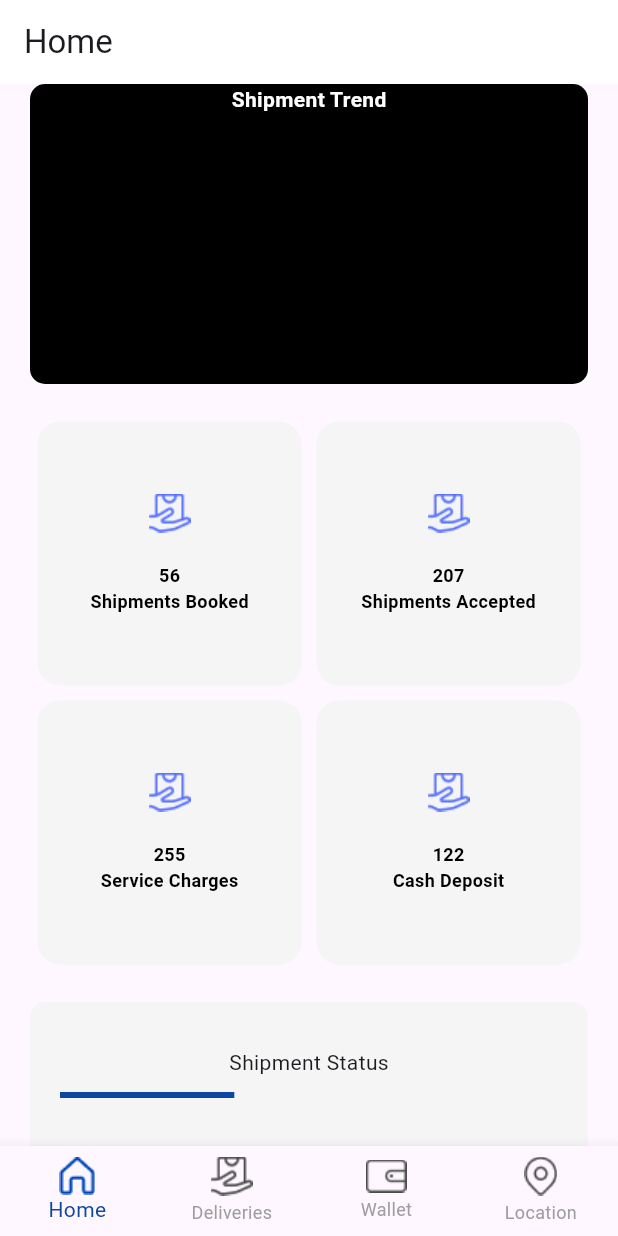
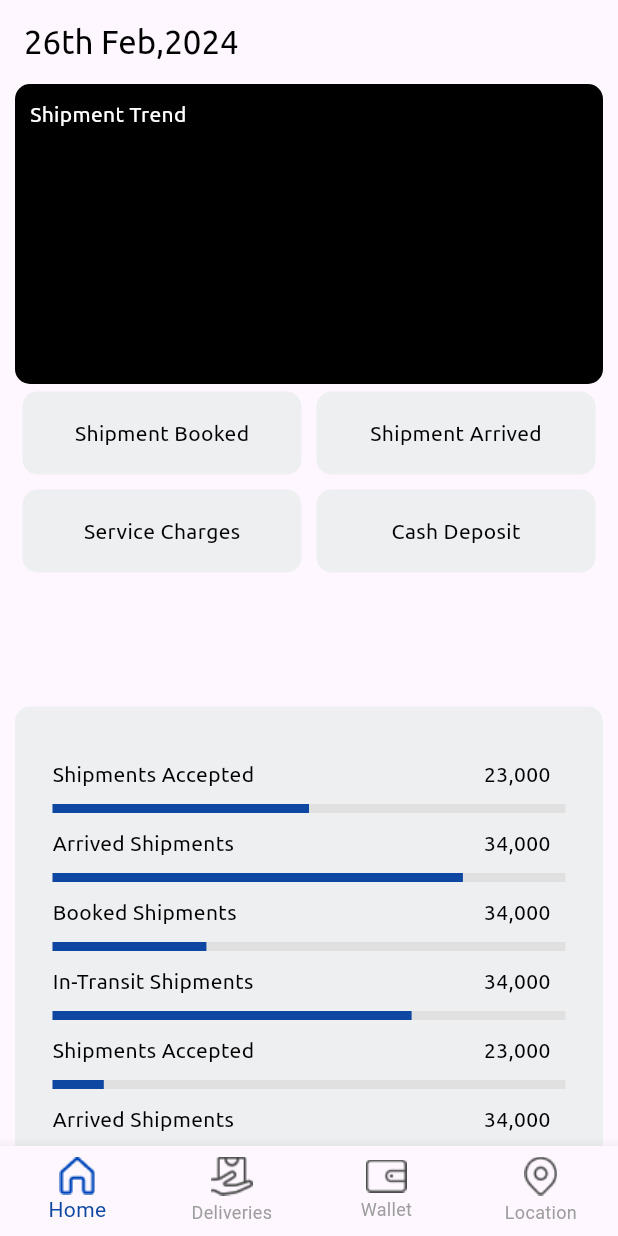
Before and after one commit to muzohaib3/todo-list, a Flutter app: the screen it shows after launch, after a tap on "Login Now", on a phone screen of 412 x 824 dp. Run offline on Flutter 3.47's test engine with Material 3 defaults, Android fonts, the phone set to English and light mode, and no system bars; our stand-ins replace fl_chart.

Commit message:
new work

```diff
--- a/lib/screens/main.dart
+++ b/lib/main.dart
@@ -1,7 +1,6 @@
 import 'dart:async';
 import 'package:flutter/material.dart';
 import 'package:todo/screens/home.dart';
-import 'package:todo/res/values/string/custom_string.dart';
 
 void main() {
   runApp(
--- a/lib/res/values/color/custom_colors.dart
+++ b/lib/res/values/color/custom_colors.dart
@@ -4,5 +4,6 @@ class CustomColors{
 
   static const Color appGrey = Color(0x2a3644);
   static const Color appAmber = Color(0xfbcb33);
+  static const Color appContainerColor = Color(0xFFEEEFF1);
 
 }
--- a/lib/screens/navigation/deliveries.dart
+++ b/lib/screens/navigation/deliveries.dart
@@ -41,7 +41,6 @@ class ListViewLayout extends StatelessWidget {
   Widget build(BuildContext context) {
 
     bool isChecked = false;
-    List<String> listItems = ["Item 1","Item 1","Item 1","Item 1"];
     return Scaffold(
 
       body: Container(
--- a/lib/screens/navigation/home_screen.dart
+++ b/lib/screens/navigation/home_screen.dart
@@ -1,4 +1,6 @@
+import 'package:fl_chart/fl_chart.dart';
 import 'package:flutter/material.dart';
+import 'package:todo/res/values/color/custom_colors.dart';
 import 'package:todo/res/values/string/custom_string.dart';
 
 class HomeScreen extends StatelessWidget {
@@ -8,96 +10,156 @@ class HomeScreen extends StatelessWidget {
   Widget build(BuildContext context) {
     return MaterialApp(
       debugShowCheckedModeBanner: false,
-      home: _HomeScreen(),
+      home: Scaffold(
+        appBar: AppBar(
+          title: Text(
+              "26th Feb,2024",
+            style: TextStyle(
+              color: Colors.black,
+              fontFamily: "Ubuntu"
+            ),
+          ),
+        ),
+        body: LLDashboard(),
+      )
     );
   }
 }
 
-class _HomeScreen extends StatefulWidget {
-  const _HomeScreen({super.key});
+class LLDashboard extends StatelessWidget {
+  const LLDashboard({super.key});
 
   @override
-  State<_HomeScreen> createState() => _HomeScreenState();
-}
+  Widget build(BuildContext context) {
+    List<String> _list = ["Shipment Booked", "Shipment Arrived","Service Charges","Cash Deposit"];
 
-class _HomeScreenState extends State<_HomeScreen> {
-  @override
-  Widget build(BuildContext context) {
     return Scaffold(
-
-      appBar: AppBar(
-          title: Text("Home"),
-          backgroundColor: Colors.white,
-      ),
       body: SingleChildScrollView(
         child: Container(
-          margin: EdgeInsets.symmetric(horizontal: 20),
+          margin: EdgeInsets.only(left: 10, right: 10),
+
+          child: Center(
             child: Column(
-
+              crossAxisAlignment: CrossAxisAlignment.start,
               children: [
 
+                /** Shipment Trend Graphs **/
+
                 Container(
+                  width: double.maxFinite,
+                  height: 200,
+                  decoration: BoxDecoration(
+                      borderRadius: BorderRadius.circular(10),
+                      color: Colors.black
+                  ),
+                  child: Column(
+                    children: [
+                      Container(
+                        child: Text(
+                          "Shipment Trend",
+                          style: TextStyle(
+                              color: Colors.white,
+                              fontFamily: "Ubuntu"
+                          ),
+                        ),
+                        width: double.maxFinite,
+                        alignment: AlignmentDirectional.topStart,
+                        margin: EdgeInsets.only(left: 10, top: 10),
+                      ),
+                    ],
+                  ),
+                ),
 
+                /** Dashboard Tabs **/
+
+                Container(
                   height: 200,
+                  child: GridView.count(
+                    crossAxisCount: 2,
+                    childAspectRatio: 3,
+                    children: List.generate(_list.length, (index) {
+                      return Container(
+                        margin: EdgeInsets.all(5),
+                        decoration: BoxDecoration(
+                            color: CustomColors.appContainerColor,
+                            borderRadius: BorderRadius.circular(10)
+                        ),
+                        child: Center(
+                          child: Text(
+                            _list[index],
+                            style: TextStyle(
+                                color: Colors.black,
+                                fontFamily: "Ubuntu"
+                            ),
+                          ),
+                        ),
+                      );
+                    }),
+                  ),
+                ),
+
+                /** Shipment Statuses **/
+
+                Container(
+                  alignment: Alignment.topLeft,
                   width: double.maxFinite,
+                  margin: EdgeInsets.only(top: 15, bottom: 15),
+                  padding: EdgeInsets.all(25),
                   decoration: BoxDecoration(
-                  color: Colors.black,
+                      color: CustomColors.appContainerColor,
                       borderRadius: BorderRadius.circular(10)
                   ),
                   child: Column(
-                  mainAxisAlignment: MainAxisAlignment.start,
                     children: [
-                    Text(
-                        CustomString.Shipment_Trend,
-                        style: TextStyle(
-                            color: Colors.white,
-                            fontSize: 14,
-                            fontWeight: FontWeight.bold
+                      TextHeaderCountWidget(header: CustomString.Shipments_Accepted,count: "23,000"),
+                      LinearProgressBarIndicator(llCount: 0.5),
+                      TextHeaderCountWidget(header: CustomString.Arrived_Shipments,count: "34,000"),
+                      LinearProgressBarIndicator(llCount: 0.8,),
+                      TextHeaderCountWidget(header: CustomString.Booked_Shipments,count: "34,000"),
+                      LinearProgressBarIndicator(llCount: 0.3,),
+                      TextHeaderCountWidget(header: CustomString.InTransit_Shipments,count: "34,000"),
+                      LinearProgressBarIndicator(llCount: 0.7,),
+                      TextHeaderCountWidget(header: CustomString.Shipments_Accepted,count: "23,000"),
+                      LinearProgressBarIndicator(llCount: 0.1,),
+                      TextHeaderCountWidget(header: CustomString.Arrived_Shipments,count: "34,000"),
+                      LinearProgressBarIndicator(llCount: 0.6,),
+                      TextHeaderCountWidget(header: CustomString.Booked_Shipments,count: "34,000"),
+                      LinearProgressBarIndicator(llCount: 0.5,),
+                      TextHeaderCountWidget(header: CustomString.InTransit_Shipments,count: "34,000"),
+                      LinearProgressBarIndicator(llCount: 0.2,),
+
+                      Container(
+                        margin: EdgeInsets.only(top: 20),
+                        child: Row(
+                          children: [
+                            Container(
+                              child: Expanded(
+                                  child: Text(
+                                      "Total",
+                                    style: TextStyle(color: Colors.black, fontFamily: "Ubuntu"),
+                                  )
+                              ),
+                            ),
+                            Container(
+                              alignment: Alignment.topRight,
+                                child: Expanded(
+                                    child: Text(
+                                        "(Infinity %)",
+                                      style: TextStyle(color: Colors.black, fontFamily: "Ubuntu"),
+                                    ),
+
+                                )
+                            )
+
+                          ],
                         ),
                       )
                     ],
                   ),
-              ),
+                )
 
-              Container(
-                decoration: BoxDecoration(
-                  borderRadius: BorderRadius.circular(20),
-                ),
-                margin: EdgeInsets.only(top: 20, bottom: 20),
-                child: GridView.count(
-                  shrinkWrap: true,
-                  crossAxisCount: 2,
-                  children: [
-                    GridViewItem("56","Shipments Booked"),
-                    GridViewItem("207","Shipments Accepted"),
-                    GridViewItem("255","Service Charges"),
-                    GridViewItem("122","Cash Deposit"),
               ],
             ),
-              ),
-
-
-              Container(
-                padding: EdgeInsets.all(10),
-                decoration: BoxDecoration(
-                  color: Color(0xFFF5F5F5),
-                  borderRadius: BorderRadius.circular(10)
-                ),
-                child: Column(
-                  children: [
-                    ShipmentStatusLinearProgress(),
-
-                    ShipmentStatusLinearProgress(),
-
-                    ShipmentStatusLinearProgress(),
-
-                    ShipmentStatusLinearProgress(),
-                  ],
-                ),
-              )
-
-
-            ],
           ),
         ),
       ),
@@ -105,95 +167,82 @@ class _HomeScreenState extends State<_HomeScreen> {
   }
 }
 
-class GridViewItem extends StatelessWidget {
-  final String itemCount;
-  final String itemHeader;
-
-  const GridViewItem(this.itemCount, this.itemHeader);
+class TextHeaderCountWidget extends StatelessWidget {
+  final String header;
+  final String count;
+  const TextHeaderCountWidget({
+    super.key,
+    required this.header,
+    required this.count
+  });
 
   @override
   Widget build(BuildContext context) {
     return Container(
-
-      margin: EdgeInsets.all(5),
-      decoration: BoxDecoration(
-        color: Color(0xFFF5F5F5), // Color should be inside BoxDecoration
-        borderRadius: BorderRadius.circular(15), // Border radius added
-      ),
-      child: Column(
-        mainAxisAlignment: MainAxisAlignment.center,
+      margin: EdgeInsets.only(top: 10),
+        width: double.maxFinite,
+        child: Row(
           children: [
-          Image.asset(
-              "assets/images/deliveries.png",
-            color: Colors.indigoAccent,
-          ),
-
-          Container(
-            margin: EdgeInsets.only(top: 20),
+            Expanded(
+                child: Container(
                   child: Text(
-              itemCount,
+                      header,
                       style: TextStyle(
                           color: Colors.black,
-                  fontWeight: FontWeight.bold,
-                fontSize: 12
+                          fontFamily: "Ubuntu"
+                      )
+                  ),
+                )
+            ),
+            Expanded(
+                child: Container(
+                  margin: EdgeInsets.only(right: 10),
+                  alignment: Alignment.topRight,
+                  child: Text(
+                    count,
+                    style: TextStyle(
+                        color: Colors.black,
+                        fontFamily: "Ubuntu"
                     ),
                   ),
-          ),
-
-          Container(
-            child: Text(
-              itemHeader,
-              style: TextStyle(
-                  color: Colors.black,
-                  fontWeight: FontWeight.bold,
-                  fontSize: 12
-              ),
-            ),
-          ),
+                )
+            )
           ],
-      ),
+        )
     );
   }
-
 }
 
-class ShipmentStatusLinearProgress extends StatefulWidget {
-  const ShipmentStatusLinearProgress({super.key});
-  @override
-  State<ShipmentStatusLinearProgress> createState() => _ShipmentStatusLinearProgressState();
-}
+class LinearProgressBarIndicator extends StatelessWidget {
 
-class _ShipmentStatusLinearProgressState extends State<ShipmentStatusLinearProgress> {
+  final double llCount;
+  const LinearProgressBarIndicator({
+    super.key, required this.llCount
+  });
+
   @override
   Widget build(BuildContext context) {
     return Container(
+      margin: EdgeInsets.only(top: 10),
+      child: SizedBox(
+        height: 6,
+        width: double.maxFinite,
+        child: LinearProgressIndicator(
+          backgroundColor: Colors.grey.shade300,
+          value: llCount.toDouble(),
+          valueColor: AlwaysStoppedAnimation<Color>(Colors.blue.shade900),
 
-      // color: Colors.grey,
-      child: Column(
-        children: [
-
-          Container(
-            width: double.maxFinite,
-            margin: EdgeInsets.only(top: 20),
-            alignment: Alignment.topLeft,
-            child: Column(
-              children: [
-                Text(CustomString.Shipment_Status),
-
-                Container(
-                  margin: EdgeInsets.only(left: 10, right: 10, top: 10, bottom: 10),
-                  child: LinearProgressIndicator(
-                    value: 0.35, // percent filled
-                    valueColor: AlwaysStoppedAnimation<Color>(Colors.blue.shade900),
-                    backgroundColor: Color(0xFFF5F5F5),
         ),
       )
-              ],
-            ),
-          ),
-        ],
-
-      ),
     );
   }
 }
+
+// class GridTabWidget extends StatelessWidget {
+//   const GridTabWidget({super.key});
+//
+//   @override
+//   Widget build(BuildContext context) {
+//     return Container();
+//   }
+// }
--- a/lib/screens/navigation/tracking.dart
+++ b/lib/screens/navigation/tracking.dart
@@ -24,6 +24,7 @@ class _Tracking extends StatefulWidget {
 class _TrackingState extends State<_Tracking> {
 
   String title = "";
+  bool isHidden = false; // Changed to boolean
 
   @override
   Widget build(BuildContext context) {
@@ -35,17 +36,17 @@ class _TrackingState extends State<_Tracking> {
           CustomString.Tracking,
           style: TextStyle(
               color: Colors.black,
-              fontWeight: FontWeight.bold
+              fontWeight: FontWeight.bold,
+              fontFamily: "Ubuntu"
           ),
         ),
         leading: IconButton(onPressed: (){}, icon: Icon(Icons.arrow_back)),
       ),
 
       /** Main Body **/
-
       body: Center(
         child: Container(
-          margin: EdgeInsets.only(left: 20,right: 20),
+          margin: EdgeInsets.only(left: 20, right: 20),
           child: Column(
             children: [
 
@@ -56,7 +57,7 @@ class _TrackingState extends State<_Tracking> {
                 child: Image.asset("assets/images/tracking_icon.png"),
               ),
 
-              /** Search bar  **/
+              /** Search bar **/
               Container(
                 margin: EdgeInsets.only(top: 10),
                 width: double.maxFinite,
@@ -77,7 +78,6 @@ class _TrackingState extends State<_Tracking> {
               ),
 
               /** Tracking Button **/
-
               Container(
                 width: double.maxFinite,
                 margin: EdgeInsets.only(top: 10),
@@ -86,8 +86,10 @@ class _TrackingState extends State<_Tracking> {
                     color: Colors.blue.shade900
                 ),
                 child: TextButton(
-                    onPressed: (){
-
+                  onPressed: () {
+                    setState(() {
+                      isHidden = !isHidden;
+                    });
                   },
                   child: Text(
                       CustomString.Track,
@@ -101,8 +103,10 @@ class _TrackingState extends State<_Tracking> {
               ),
 
               /** Tracking Number Details **/
-
-              TrackingLayoutDetails()
+              Visibility(
+                visible: isHidden,
+                child: TrackingLayoutDetails(),
+              ),
             ],
           ),
         ),
@@ -112,10 +116,7 @@ class _TrackingState extends State<_Tracking> {
 }
 
 /** Tracking Number Details **/
-
 class TrackingLayoutDetails extends StatelessWidget {
-  const TrackingLayoutDetails({super.key});
-
   @override
   Widget build(BuildContext context) {
     return Container(
@@ -147,7 +148,6 @@ class TrackingLayoutDetails extends StatelessWidget {
                 ),
               ),
             ),
-
             Container(
               margin: EdgeInsets.only(top: 10),
               alignment: Alignment.topLeft,
@@ -171,7 +171,8 @@ class TrackingLayoutDetails extends StatelessWidget {
                     color: Colors.black,
                     fontWeight: FontWeight.normal,
                     fontSize: 12
-                    ))
+                ),
+              ),
             ),
             Container(
               margin: EdgeInsets.only(top: 10),
--- a/lib/screens/utils/extension_functions.dart
+++ b/lib/screens/utils/extension_functions.dart
@@ -20,3 +20,9 @@ extension NavigationExtensions on BuildContext {
     Navigator.of(this).pop();
   }
 }
+
+extension ShowHideWidget on Widget {
+  Widget show(bool isVisible) {
+    return isVisible ? this : SizedBox.shrink();
+  }
+}
--- a/pubspec.yaml
+++ b/pubspec.yaml
@@ -36,6 +36,7 @@ dependencies:
   # The following adds the Cupertino Icons font to your application.
   # Use with the CupertinoIcons class for iOS style icons.
   cupertino_icons: ^1.0.8
+  fl_chart: ^0.68.0
 
 dev_dependencies:
   flutter_test:
```
Also changed, not shown: assets/images/cash_deposit.png (added), assets/images/service_charges.png (added), assets/images/ship_arrived.png (added), assets/images/ship_booked.png (added), pubspec.lock. Lines whose indentation alone changed are shown as unchanged.
